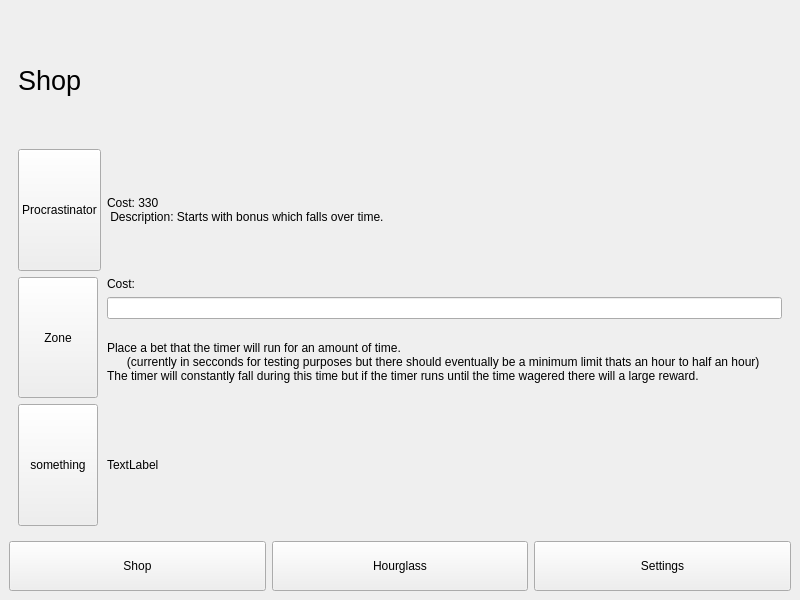
ljvaughn0841/COP3003-Integration-Project, file mainwindow.ui: the form before one commit.
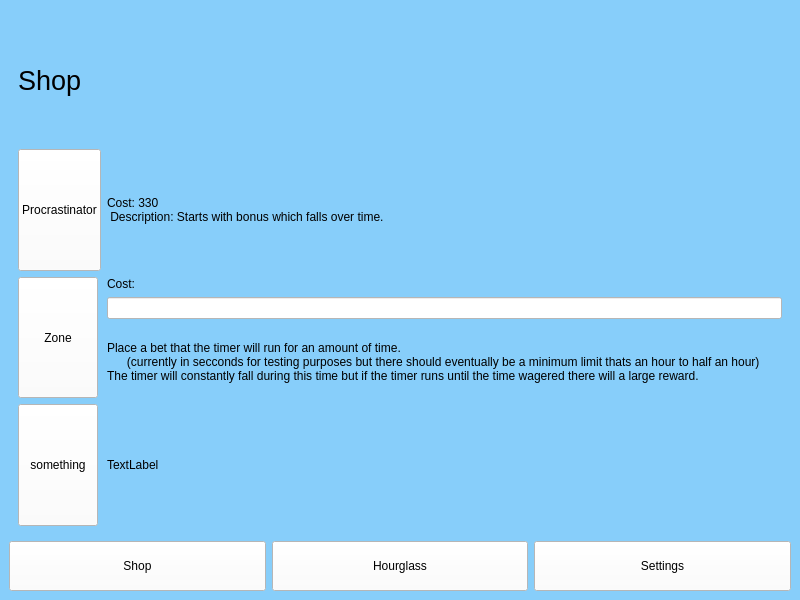
The form after the commit. The open tabs and pages were chosen to show the change.

Diff of the .ui file:
```diff
--- a/mainwindow.ui
+++ b/mainwindow.ui
@@ -13,6 +13,10 @@
   <property name="windowTitle">
    <string>MainWindow</string>
   </property>
+  <property name="styleSheet">
+   <string notr="true">background-color:lightskyblue;
+</string>
+  </property>
   <widget class="QWidget" name="centralwidget">
    <layout class="QVBoxLayout" name="verticalLayout">
     <item>
@@ -54,6 +58,9 @@
             <verstretch>0</verstretch>
            </sizepolicy>
           </property>
+          <property name="styleSheet">
+           <string notr="true">background-color: white;</string>
+          </property>
           <property name="text">
            <string>Procrastinator</string>
           </property>
@@ -81,6 +88,9 @@
             <verstretch>0</verstretch>
            </sizepolicy>
           </property>
+          <property name="styleSheet">
+           <string notr="true">background-color: white;</string>
+          </property>
           <property name="text">
            <string>Zone</string>
           </property>
@@ -94,6 +104,9 @@
             <verstretch>0</verstretch>
            </sizepolicy>
           </property>
+          <property name="styleSheet">
+           <string notr="true">background-color: white;</string>
+          </property>
           <property name="text">
            <string>something</string>
           </property>
@@ -122,7 +135,11 @@
            </widget>
           </item>
           <item>
-           <widget class="QLineEdit" name="lineEdit"/>
+           <widget class="QLineEdit" name="lineEdit">
+            <property name="styleSheet">
+             <string notr="true">background-color: white;</string>
+            </property>
+           </widget>
           </item>
           <item>
            <widget class="QLabel" name="label_10">
@@ -374,6 +391,9 @@
           <height>50</height>
          </size>
         </property>
+        <property name="styleSheet">
+         <string notr="true">background-color: white;</string>
+        </property>
         <property name="text">
          <string>Shop</string>
         </property>
@@ -393,6 +413,9 @@
           <height>50</height>
          </size>
         </property>
+        <property name="styleSheet">
+         <string notr="true">background-color: white;</string>
+        </property>
         <property name="text">
          <string>Hourglass</string>
         </property>
@@ -412,6 +435,9 @@
           <height>50</height>
          </size>
         </property>
+        <property name="styleSheet">
+         <string notr="true">background-color: white;</string>
+        </property>
         <property name="text">
          <string>Settings</string>
         </property>
```
Left out of the diff: 15 changed lines with no effect on the pictures.
